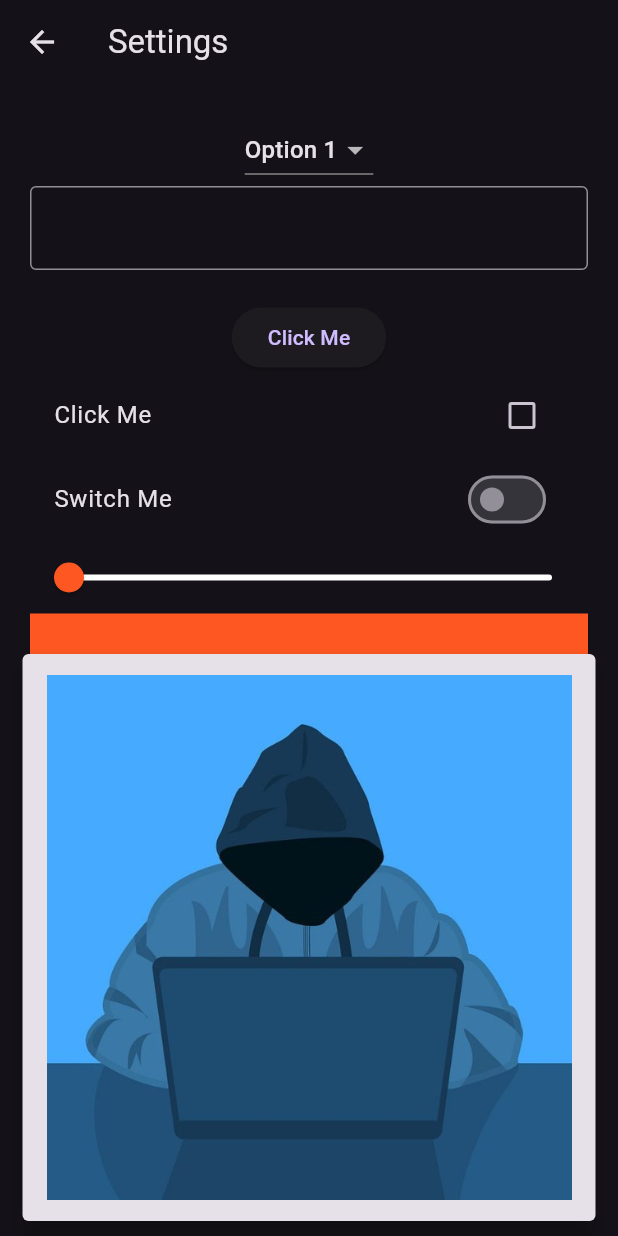
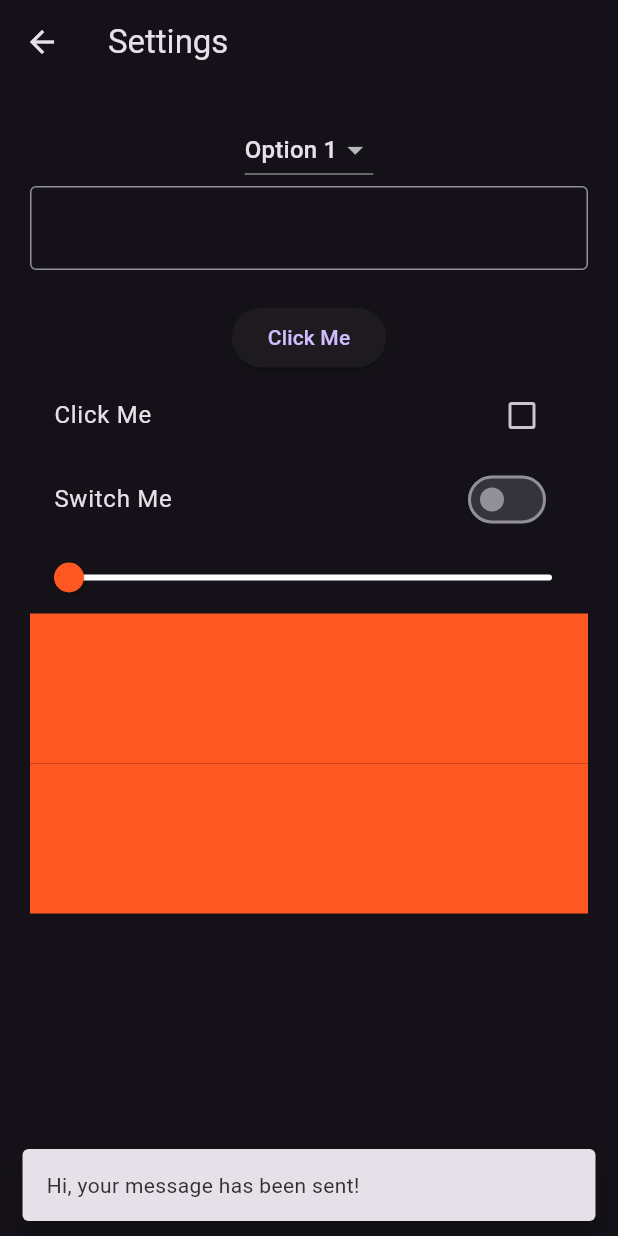
Before and after one commit to roya-zadran/flutterapp, a Flutter app: the SettingsPage screen opened directly, after a tap on "Click Me", on a phone screen of 412 x 824 dp. Run offline on Flutter 3.47's test engine with Material 3 defaults, Android fonts, the phone set to English and light mode, and no system bars.

Commit message:
Update settings_page.dart

```diff
--- a/lib/views/pages/settings_page.dart
+++ b/lib/views/pages/settings_page.dart
@@ -62,7 +62,7 @@ class _SettingsPageState extends State<SettingsPage> {
                   // SnackBar Widget display a small massage at the bottom of Scaffold.
                   ScaffoldMessenger.of(context).showSnackBar(
                     SnackBar(
-                      content: Image.asset('assets/images/bg.jpg'),
+                      content: Text("Hi, your message has been sent!"),
                       duration: Duration(seconds: 2),
                       behavior: SnackBarBehavior.floating,
 
```
